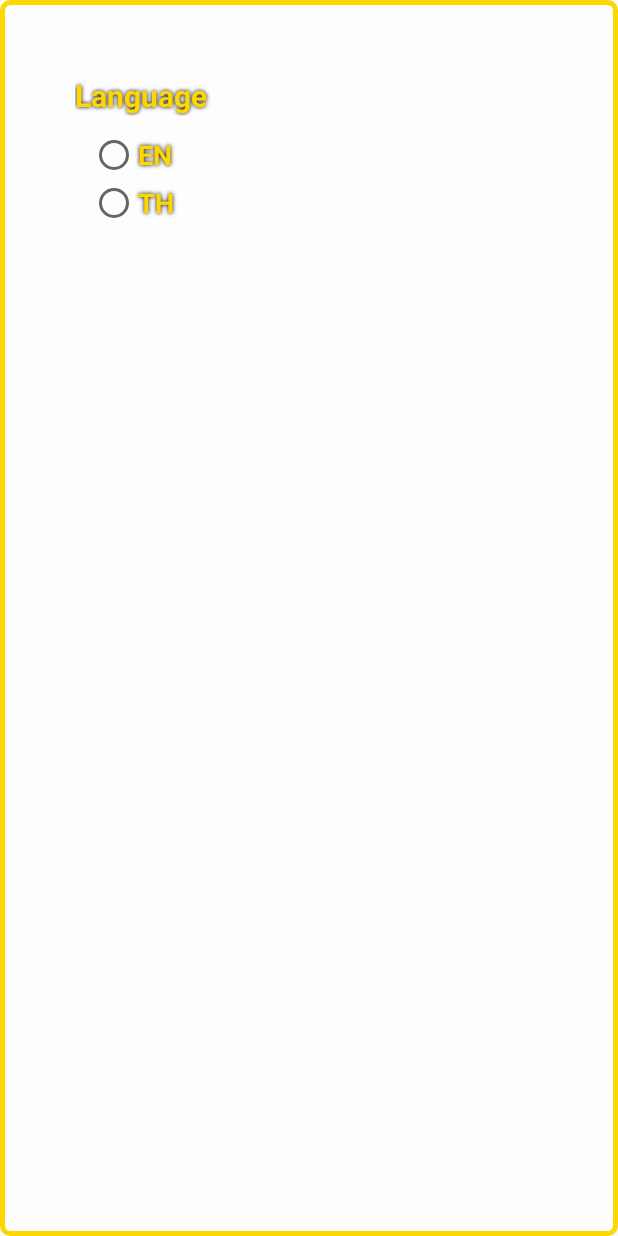
After one commit to arnon010/KKMiniBus, an Android app: the layout radiobutton_dialog.xml on its own in the app's theme, with its tools: preview values and no code run, on a phone screen of 412 x 824 dp. The commit adds this screen. Run offline under Robolectric (Android 15) with nearby library versions, the phone set to English and light mode, and no system bars.

Commit message:
Change Language complete

```diff
--- a/app/src/main/java/com/app/arnont/kkminibus/LanguageActivity.java
+++ b/app/src/main/java/com/app/arnont/kkminibus/LanguageActivity.java
@@ -57,7 +57,7 @@ public class LanguageActivity extends LocalizationActivity implements View.OnCli
         if (id == R.id.btn_en) {
             setLanguage("en");
         } else if (id == R.id.btn_th) {
-            setLanguage(("th"));
+            setLanguage("th");
         }
 
 
--- a/app/src/main/java/com/app/arnont/kkminibus/fragment/SearchDetailFragment.java
+++ b/app/src/main/java/com/app/arnont/kkminibus/fragment/SearchDetailFragment.java
@@ -26,7 +26,7 @@ import com.app.arnont.kkminibus.adapter.CustomListAdapter;
  */
 public class SearchDetailFragment extends Fragment {
 
-    String[] nameArray = {"Octopus","Pig","Sheep","Rabbit","Snake","Spider","Octopus","Pig","Sheep","Rabbit","Snake","Spider" };
+    String[] nameArray = {"รถสองแถว สาย 2","Pig","Sheep","Rabbit","Snake","Spider","Octopus","Pig","Sheep","Rabbit","Snake","Spider" };
 
     String[] infoArray = {
             "8 tentacled monster",
--- /dev/null
+++ b/app/src/main/res/drawable-v24/dialog_radio_style.xml
@@ -0,0 +1,16 @@
+<?xml version="1.0" encoding="utf-8"?>
+<shape
+    xmlns:android="http://schemas.android.com/apk/res/android">
+
+    <solid android:color="@color/white_trans" />
+    <padding android:left="5dp"
+        android:right="5dp"/>
+    <stroke
+        android:width="3dp"
+        android:color="@color/gold"
+        android:height="10dp"/>
+
+    <corners
+        android:radius="5dp"/>
+
+</shape>
--- /dev/null
+++ b/app/src/main/res/layout/radiobutton_dialog.xml
@@ -0,0 +1,50 @@
+<?xml version="1.0" encoding="utf-8"?>
+<LinearLayout xmlns:android="http://schemas.android.com/apk/res/android"
+    android:orientation="vertical"
+    android:layout_width="match_parent"
+    android:layout_height="match_parent"
+    android:padding="50dp"
+    android:background="@drawable/dialog_radio_style">
+
+    <TextView
+        android:layout_width="match_parent"
+        android:layout_height="wrap_content"
+        android:text="@string/change_language"
+        android:textColor="@color/gold"
+        android:textSize="@dimen/h1"
+        android:textStyle="bold"
+        android:shadowColor="@color/black"
+        android:shadowRadius="3"/>
+
+    <RadioGroup
+
+        android:id="@+id/radio_group"
+        android:padding="10dp"
+        android:layout_width="match_parent"
+        android:layout_height="match_parent"
+        android:layout_gravity="center_vertical"
+        android:orientation="vertical">
+
+        <RadioButton
+            android:layout_width="match_parent"
+            android:layout_height="wrap_content"
+            android:text="@string/en"
+            android:id="@+id/radioEN"
+            android:textStyle="bold"
+            android:textSize="@dimen/h2"
+            android:textColor="@color/gold"
+            android:shadowColor="@color/black"
+            android:shadowRadius="3"/>
+        <RadioButton
+            android:layout_width="match_parent"
+            android:layout_height="wrap_content"
+            android:text="@string/th"
+            android:id="@+id/radioTH"
+            android:textStyle="bold"
+            android:textSize="@dimen/h2"
+            android:textColor="@color/gold"
+            android:shadowColor="@color/black"
+            android:shadowRadius="3"/>
+
+    </RadioGroup>
+</LinearLayout>
--- a/app/src/main/res/values/colors.xml
+++ b/app/src/main/res/values/colors.xml
@@ -7,7 +7,7 @@
     <color name="blackAlpha60">#96000000</color>
     <color name="white">#FFFFFF</color>
     <color name="gold">#FFD700</color>
-    <color name="white_trans">#99FFFFFF</color>
+    <color name="white_trans">#96FFFFFF</color>
 
 
     <color name="colorPrimaryText">#FFFFFF</color>
--- a/app/src/main/res/values/dimens.xml
+++ b/app/src/main/res/values/dimens.xml
@@ -8,4 +8,5 @@
     <dimen name="h1">20sp</dimen>
     <dimen name="list_item_spacing">16dp</dimen>
     <dimen name="list_item_spacing_half">8dp</dimen>
+    <dimen name="h2">18sp</dimen>
 </resources>
```
Also changed, not shown: app/src/main/java/com/app/arnont/kkminibus/activity/MainActivity.java (+41 -7 lines), app/src/main/java/com/app/arnont/kkminibus/activity/MapsDetailActivity.java (+26 -12 lines), app/src/main/res/menu/activity_main_drawer.xml (+8 -4 lines).
